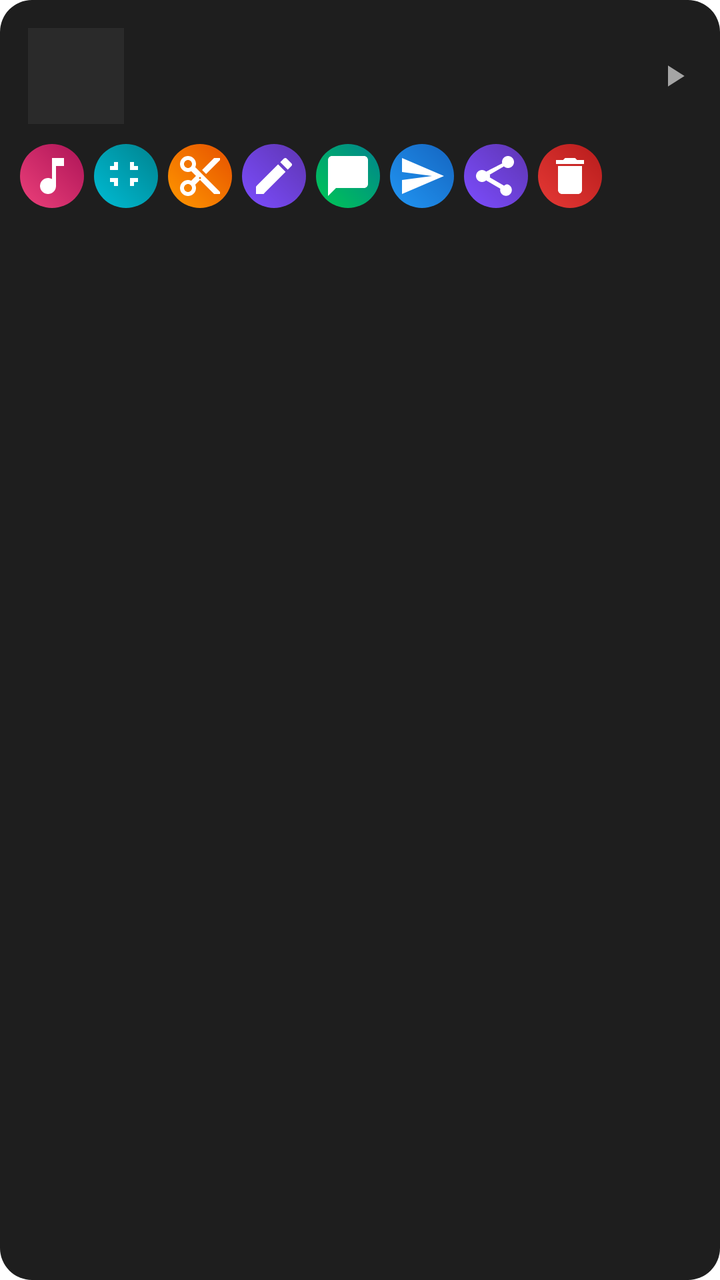
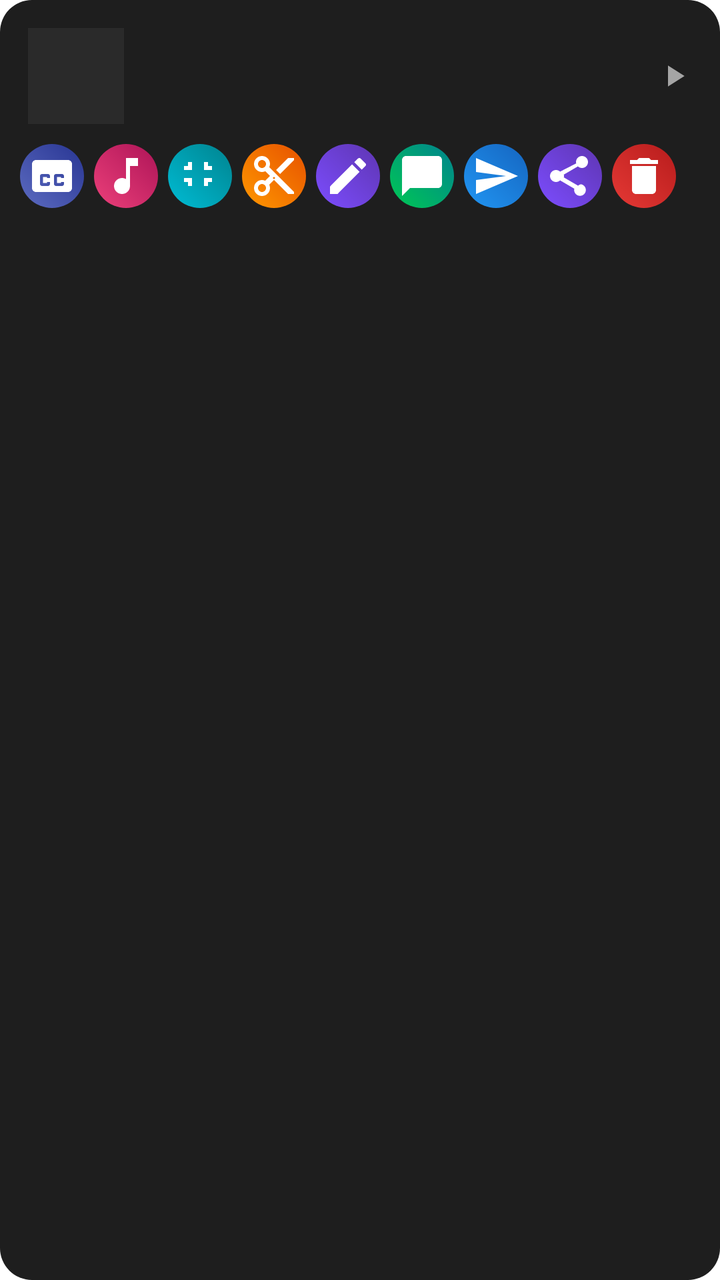

Two renders of the same Android screen: before a commit and after it. Below are the layout's source before the change and the commit's diff.
<!-- AndroidManifest.xml: application theme Theme.ScreenRecorder -->
<!-- res/layout/item_video.xml -->
<?xml version="1.0" encoding="utf-8"?>
<LinearLayout xmlns:android="http://schemas.android.com/apk/res/android"
    android:layout_width="match_parent"
    android:layout_height="wrap_content"
    android:orientation="vertical"
    android:background="@drawable/bg_card"
    android:layout_marginBottom="8dp"
    android:padding="10dp">

    <LinearLayout
        android:id="@+id/itemClickArea"
        android:layout_width="match_parent"
        android:layout_height="wrap_content"
        android:orientation="horizontal"
        android:gravity="center_vertical"
        android:clickable="true"
        android:focusable="true"
        android:background="?attr/selectableItemBackground"
        android:padding="4dp">

        <ImageView
            android:id="@+id/checkIcon"
            android:layout_width="24dp"
            android:layout_height="24dp"
            android:layout_marginEnd="8dp"
            android:src="@drawable/ic_check"
            android:background="@drawable/bg_round_purple"
            android:padding="4dp"
            android:visibility="gone" />

        <ImageView
            android:id="@+id/thumbnail"
            android:layout_width="48dp"
            android:layout_height="48dp"
            android:scaleType="centerCrop"
            android:background="#2A2A2A"
            android:layout_marginEnd="10dp" />

        <TextView
            android:id="@+id/fileName"
            android:layout_width="0dp"
            android:layout_height="wrap_content"
            android:layout_weight="1"
            android:textColor="#FFFFFF"
            android:textSize="13sp" />

        <ImageView
            android:layout_width="18dp"
            android:layout_height="18dp"
            android:src="@drawable/ic_play"
            android:alpha="0.6" />
    </LinearLayout>

    <HorizontalScrollView
        android:layout_width="match_parent"
        android:layout_height="wrap_content"
        android:scrollbars="none"
        android:layout_marginTop="6dp">

        <LinearLayout
            android:layout_width="wrap_content"
            android:layout_height="wrap_content"
            android:orientation="horizontal">

            <ImageButton
                android:id="@+id/musicButton"
                android:layout_width="32dp"
                android:layout_height="32dp"
                android:layout_marginEnd="5dp"
                android:padding="7dp"
                android:background="@drawable/bg_round_pink"
                android:src="@drawable/ic_music" />

            <ImageButton
                android:id="@+id/compressButton"
                android:layout_width="32dp"
                android:layout_height="32dp"
                android:layout_marginEnd="5dp"
                android:padding="7dp"
                android:background="@drawable/bg_round_teal"
                android:src="@drawable/ic_compress" />

            <ImageButton
                android:id="@+id/trimButton"
                android:layout_width="32dp"
                android:layout_height="32dp"
                android:layout_marginEnd="5dp"
                android:padding="7dp"
                android:background="@drawable/bg_round_orange"
                android:src="@drawable/ic_scissors" />

            <ImageButton
                android:id="@+id/renameButton"
                android:layout_width="32dp"
                android:layout_height="32dp"
                android:layout_marginEnd="5dp"
                android:padding="7dp"
                android:background="@drawable/bg_round_purple"
                android:src="@drawable/ic_pen" />

            <ImageButton
                android:id="@+id/whatsappButton"
                android:layout_width="32dp"
                android:layout_height="32dp"
                android:layout_marginEnd="5dp"
                android:padding="7dp"
                android:background="@drawable/bg_round_green"
                android:src="@drawable/ic_chat" />

            <ImageButton
                android:id="@+id/telegramButton"
                android:layout_width="32dp"
                android:layout_height="32dp"
                android:layout_marginEnd="5dp"
                android:padding="7dp"
                android:background="@drawable/bg_round_blue"
                android:src="@drawable/ic_send" />

            <ImageButton
                android:id="@+id/shareButton"
                android:layout_width="32dp"
                android:layout_height="32dp"
                android:layout_marginEnd="5dp"
                android:padding="7dp"
                android:background="@drawable/bg_round_purple"
                android:src="@drawable/ic_share" />

            <ImageButton
                android:id="@+id/deleteButton"
                android:layout_width="32dp"
                android:layout_height="32dp"
                android:padding="7dp"
                android:background="@drawable/bg_round_red"
                android:src="@drawable/ic_trash" />

        </LinearLayout>
    </HorizontalScrollView>

</LinearLayout>
<!-- resources referenced by this layout -->
<resources>
  <!-- drawable bg_card (drawable) -->
  <?xml version="1.0" encoding="utf-8"?>
  <shape xmlns:android="http://schemas.android.com/apk/res/android" android:shape="rectangle">
      <solid android:color="#1E1E1E" />
      <corners android:radius="16dp" />
  </shape>
  <!-- drawable bg_round_blue (drawable) -->
  <shape xmlns:android="http://schemas.android.com/apk/res/android" android:shape="oval">
      <gradient android:angle="45" android:startColor="#2196F3" android:endColor="#1565C0"/>
  </shape>
  <!-- drawable bg_round_green (drawable) -->
  <shape xmlns:android="http://schemas.android.com/apk/res/android" android:shape="oval">
      <gradient android:angle="45" android:startColor="#00C853" android:endColor="#00838F"/>
  </shape>
  <!-- drawable bg_round_orange (drawable) -->
  <shape xmlns:android="http://schemas.android.com/apk/res/android" android:shape="oval">
      <gradient android:angle="45" android:startColor="#FF9800" android:endColor="#E65100"/>
  </shape>
  <!-- drawable bg_round_pink (drawable) -->
  <shape xmlns:android="http://schemas.android.com/apk/res/android" android:shape="oval">
      <gradient android:angle="45" android:startColor="#EC407A" android:endColor="#AD1457"/>
  </shape>
  <!-- drawable bg_round_purple (drawable) -->
  <shape xmlns:android="http://schemas.android.com/apk/res/android" android:shape="oval">
      <gradient android:angle="45" android:startColor="#7C4DFF" android:endColor="#5E35B1"/>
  </shape>
  <!-- drawable bg_round_red (drawable) -->
  <shape xmlns:android="http://schemas.android.com/apk/res/android" android:shape="oval">
      <gradient android:angle="45" android:startColor="#E53935" android:endColor="#B71C1C"/>
  </shape>
  <!-- drawable bg_round_teal (drawable) -->
  <shape xmlns:android="http://schemas.android.com/apk/res/android" android:shape="oval">
      <gradient android:angle="45" android:startColor="#00BCD4" android:endColor="#00838F"/>
  </shape>
  <!-- drawable ic_check (drawable) -->
  <vector xmlns:android="http://schemas.android.com/apk/res/android" android:width="24dp" android:height="24dp" android:viewportWidth="24" android:viewportHeight="24">
      <path android:fillColor="#FFFFFF" android:pathData="M9,16.17L4.83,12l-1.42,1.41L9,19 21,7l-1.41,-1.41z"/>
  </vector>
  <!-- drawable ic_play (drawable) -->
  <vector xmlns:android="http://schemas.android.com/apk/res/android" android:width="24dp" android:height="24dp" android:viewportWidth="24" android:viewportHeight="24">
      <path android:fillColor="#FFFFFF" android:pathData="M8,5v14l11,-7z"/>
  </vector>
  <!-- drawable ic_send (drawable) -->
  <vector xmlns:android="http://schemas.android.com/apk/res/android" android:width="24dp" android:height="24dp" android:viewportWidth="24" android:viewportHeight="24">
      <path android:fillColor="#FFFFFF" android:pathData="M2.01,21L23,12 2.01,3 2,10l15,2 -15,2z"/>
  </vector>
  <style name="Theme.ScreenRecorder" parent="Theme.MaterialComponents.DayNight.NoActionBar" />
  <!-- unchanged entries left out for length: 7 -->
</resources>

<!-- the commit's change to res/layout/item_video.xml (unified diff, before → after) -->
@@ -61,6 +61,15 @@
             android:layout_width="wrap_content"
             android:layout_height="wrap_content"
             android:orientation="horizontal">
+
+            <ImageButton
+                android:id="@+id/subtitleButton"
+                android:layout_width="32dp"
+                android:layout_height="32dp"
+                android:layout_marginEnd="5dp"
+                android:padding="7dp"
+                android:background="@drawable/bg_round_indigo"
+                android:src="@drawable/ic_subtitle" />
 
             <ImageButton
                 android:id="@+id/musicButton"
<!-- resource entries referenced after the edit -->
@@ -13,6 +13,10 @@
   <!-- drawable bg_round_green (drawable) -->
   <shape xmlns:android="http://schemas.android.com/apk/res/android" android:shape="oval">
       <gradient android:angle="45" android:startColor="#00C853" android:endColor="#00838F"/>
+  </shape>
+  <!-- drawable bg_round_indigo (drawable) -->
+  <shape xmlns:android="http://schemas.android.com/apk/res/android" android:shape="oval">
+      <gradient android:angle="45" android:startColor="#5C6BC0" android:endColor="#283593"/>
   </shape>
   <!-- drawable bg_round_orange (drawable) -->
   <shape xmlns:android="http://schemas.android.com/apk/res/android" android:shape="oval">
@@ -46,6 +50,10 @@
   <vector xmlns:android="http://schemas.android.com/apk/res/android" android:width="24dp" android:height="24dp" android:viewportWidth="24" android:viewportHeight="24">
       <path android:fillColor="#FFFFFF" android:pathData="M2.01,21L23,12 2.01,3 2,10l15,2 -15,2z"/>
   </vector>
+  <!-- drawable ic_subtitle (drawable) -->
+  <vector xmlns:android="http://schemas.android.com/apk/res/android" android:width="24dp" android:height="24dp" android:viewportWidth="24" android:viewportHeight="24">
+      <path android:fillColor="#FFFFFF" android:pathData="M20,4H4c-1.1,0 -2,0.9 -2,2v12c0,1.1 0.9,2 2,2h16c1.1,0 2,-0.9 2,-2V6c0,-1.1 -0.9,-2 -2,-2zM11,13H9.5v-0.5h-2v3h2V15H11v1c0,0.55 -0.45,1 -1,1H7c-0.55,0 -1,-0.45 -1,-1v-4c0,-0.55 0.45,-1 1,-1h3c0.55,0 1,0.45 1,1v1zM18,13h-1.5v-0.5h-2v3h2V15H18v1c0,0.55 -0.45,1 -1,1h-3c-0.55,0 -1,-0.45 -1,-1v-4c0,-0.55 0.45,-1 1,-1h3c0.55,0 1,0.45 1,1v1z"/>
+  </vector>
   <style name="Theme.ScreenRecorder" parent="Theme.MaterialComponents.DayNight.NoActionBar" />
   <!-- unchanged entries left out for length: 7 -->
 </resources>
